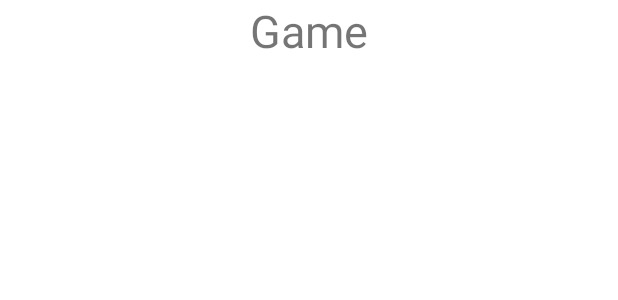
After one commit to rafapavez98/ExplodingKittensApp, an Android app: the layout fragment_game.xml on its own in the app's theme, with its tools: preview values and no code run, on a phone screen of 412 x 824 dp. The commit adds this screen. Shown: the top 300 px of the screen. Run offline under Robolectric (Android 15) with nearby library versions, the phone set to English and light mode, and no system bars.

Commit message:
game and game-items layouts

```diff
--- /dev/null
+++ b/app/src/main/res/layout/deck_item.xml
@@ -0,0 +1,6 @@
+<?xml version="1.0" encoding="utf-8"?>
+<androidx.constraintlayout.widget.ConstraintLayout xmlns:android="http://schemas.android.com/apk/res/android"
+    android:layout_width="match_parent"
+    android:layout_height="match_parent">
+
+</androidx.constraintlayout.widget.ConstraintLayout>
--- /dev/null
+++ b/app/src/main/res/layout/fragment_game.xml
@@ -0,0 +1,70 @@
+<?xml version="1.0" encoding="utf-8"?>
+<androidx.constraintlayout.widget.ConstraintLayout
+    xmlns:android="http://schemas.android.com/apk/res/android"
+    xmlns:app="http://schemas.android.com/apk/res-auto"
+    xmlns:tools="http://schemas.android.com/tools"
+    android:layout_width="match_parent"
+    android:layout_height="match_parent"
+    tools:context="ui.view.game.GameFragment">
+
+    <TextView
+        android:id="@+id/gameName"
+        android:layout_width="wrap_content"
+        android:layout_height="0dp"
+        android:gravity="center"
+        android:text="Game"
+        android:textSize="30sp"
+        app:layout_constraintEnd_toEndOf="parent"
+        app:layout_constraintStart_toStartOf="parent"
+        app:layout_constraintTop_toTopOf="parent"
+        app:layout_heightPercent="10%"/>
+
+    <androidx.recyclerview.widget.RecyclerView
+        android:id="@+id/otherPlayersRecyclerView"
+        android:layout_width="match_parent"
+        android:layout_height="0dp"
+        app:layout_constraintEnd_toEndOf="parent"
+        app:layout_constraintStart_toStartOf="parent"
+        app:layout_constraintTop_toBottomOf="@+id/gameName"
+        app:layout_heightPercent="30%" />
+
+    <androidx.recyclerview.widget.RecyclerView
+        android:id="@+id/playedCardRecyclerView"
+        android:layout_width="0dp"
+        android:layout_height="0dp"
+        app:layout_constraintBottom_toTopOf="@+id/playerDeckRecyclerView"
+        app:layout_constraintEnd_toStartOf="@+id/DeckRecyclerView"
+        app:layout_constraintStart_toStartOf="parent"
+        app:layout_constraintTop_toBottomOf="@+id/otherPlayersRecyclerView"
+        app:layout_heightPercent="30%"
+        app:layout_widthPerent="50%" />
+
+    <androidx.recyclerview.widget.RecyclerView
+        android:id="@+id/DeckRecyclerView"
+        android:layout_width="0dp"
+        android:layout_height="0dp"
+        app:layout_constraintBottom_toTopOf="@+id/playerDeckRecyclerView"
+        app:layout_constraintEnd_toEndOf="parent"
+        app:layout_constraintStart_toStartOf="@+id/guideline6"
+        app:layout_constraintTop_toBottomOf="@+id/otherPlayersRecyclerView"
+        app:layout_heightPercent="30%"
+        app:layout_widthPerent="50%" />
+
+    <androidx.recyclerview.widget.RecyclerView
+        android:id="@+id/playerDeckRecyclerView"
+        android:layout_width="match_parent"
+        android:layout_height="0dp"
+        app:layout_constraintBottom_toBottomOf="parent"
+        app:layout_constraintEnd_toEndOf="parent"
+        app:layout_constraintStart_toStartOf="parent"
+        app:layout_heightPercent="30%" />
+
+    <androidx.constraintlayout.widget.Guideline
+        android:id="@+id/guideline6"
+        android:layout_width="wrap_content"
+        android:layout_height="wrap_content"
+        android:orientation="vertical"
+        app:layout_constraintGuide_begin="204dp" />
+
+
+</androidx.constraintlayout.widget.ConstraintLayout>
--- /dev/null
+++ b/app/src/main/res/layout/other_players_item.xml
@@ -0,0 +1,6 @@
+<?xml version="1.0" encoding="utf-8"?>
+<androidx.constraintlayout.widget.ConstraintLayout xmlns:android="http://schemas.android.com/apk/res/android"
+    android:layout_width="match_parent"
+    android:layout_height="match_parent">
+
+</androidx.constraintlayout.widget.ConstraintLayout>
--- /dev/null
+++ b/app/src/main/res/layout/played_card_item.xml
@@ -0,0 +1,6 @@
+<?xml version="1.0" encoding="utf-8"?>
+<androidx.constraintlayout.widget.ConstraintLayout xmlns:android="http://schemas.android.com/apk/res/android"
+    android:layout_width="match_parent"
+    android:layout_height="match_parent">
+
+</androidx.constraintlayout.widget.ConstraintLayout>
--- /dev/null
+++ b/app/src/main/res/layout/player_deck_item.xml
@@ -0,0 +1,6 @@
+<?xml version="1.0" encoding="utf-8"?>
+<androidx.constraintlayout.widget.ConstraintLayout xmlns:android="http://schemas.android.com/apk/res/android"
+    android:layout_width="match_parent"
+    android:layout_height="match_parent">
+
+</androidx.constraintlayout.widget.ConstraintLayout>
```
Also changed, not shown: app/src/main/java/com/example/explodingkittensapp/ui/view/game/GameFragment.kt (added, +31 -0 lines), app/src/main/res/navigation/my_nav.xml (+8 -0 lines).
